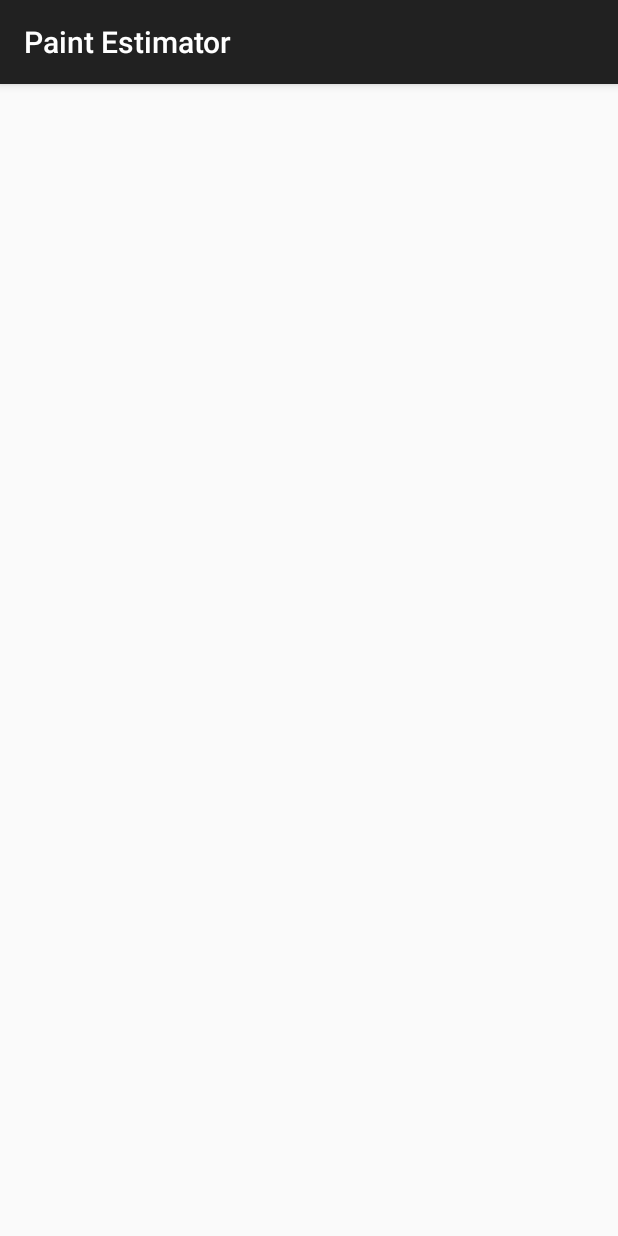
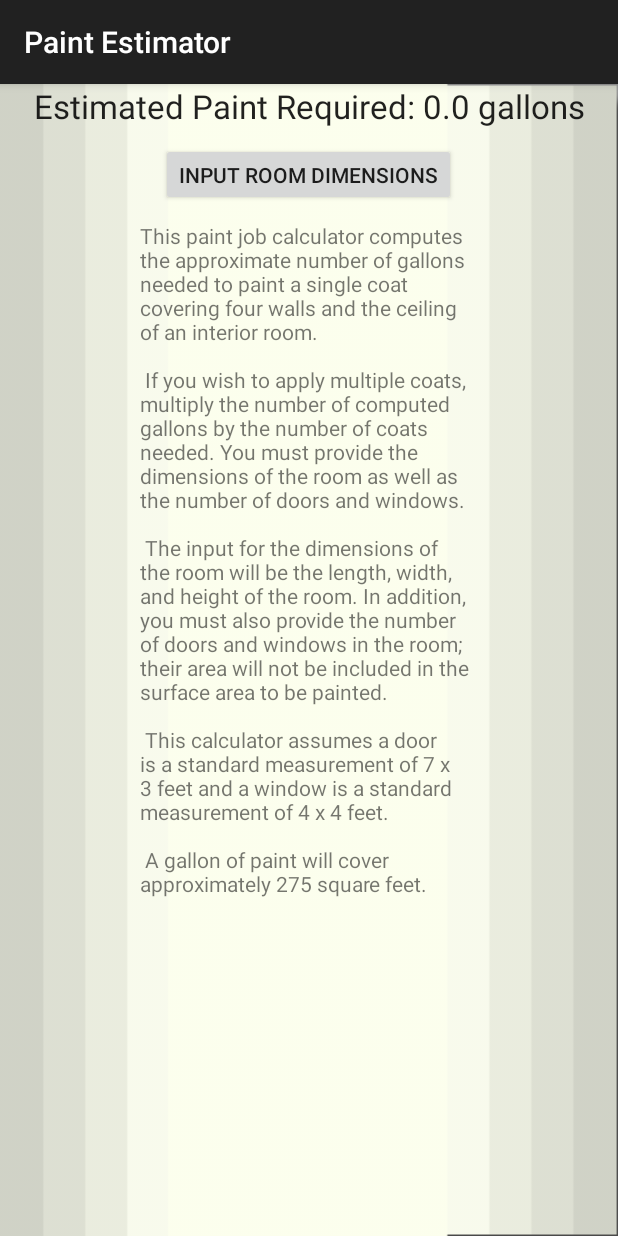
Before and after one commit to OrangeCoastCollege-CS272/Paint-Estimator, an Android app: the HelpActivity screen opened directly, with no data from a screen before it, on a phone screen of 412 x 824 dp. Run offline under Robolectric (Android 15) with nearby library versions, the phone set to English and light mode, and no system bars.

Commit message:
Complete functionality

```diff
--- a/app/src/main/java/edu/orangecoastcollege/cs273/sbadajoz/paintestimator/HelpActivity.java
+++ b/app/src/main/java/edu/orangecoastcollege/cs273/sbadajoz/paintestimator/HelpActivity.java
@@ -1,7 +1,10 @@
 package edu.orangecoastcollege.cs273.sbadajoz.paintestimator;
 
+import android.content.Intent;
 import android.support.v7.app.AppCompatActivity;
 import android.os.Bundle;
+import android.view.View;
+import android.widget.TextView;
 
 public class HelpActivity extends AppCompatActivity {
 
@@ -9,5 +12,11 @@ public class HelpActivity extends AppCompatActivity {
     protected void onCreate(Bundle savedInstanceState) {
         super.onCreate(savedInstanceState);
         setContentView(R.layout.activity_help);
+        Intent intent = getIntent();
+        ((TextView)findViewById(R.id.amountTextView)).setText("Estimated Paint Required: " + intent.getFloatExtra("gallons" , 0) + " gallons");
+    }
+
+    protected void goBack(View view) {
+        startActivity(new Intent(this, MainActivity.class));
     }
 }
--- a/app/src/main/res/layout/activity_help.xml
+++ b/app/src/main/res/layout/activity_help.xml
@@ -1,9 +1,38 @@
 <?xml version="1.0" encoding="utf-8"?>
-<android.support.constraint.ConstraintLayout xmlns:android="http://schemas.android.com/apk/res/android"
+<LinearLayout xmlns:android="http://schemas.android.com/apk/res/android"
     xmlns:app="http://schemas.android.com/apk/res-auto"
     xmlns:tools="http://schemas.android.com/tools"
     android:layout_width="match_parent"
     android:layout_height="match_parent"
+    android:background="@drawable/paintbackground"
+    android:gravity="center_horizontal"
+    android:orientation="vertical"
     tools:context="edu.orangecoastcollege.cs273.sbadajoz.paintestimator.HelpActivity">
 
-</android.support.constraint.ConstraintLayout>
+    <TextView
+        android:id="@+id/amountTextView"
+        android:layout_width="match_parent"
+        android:layout_height="wrap_content"
+        android:text="@string/estimated_gallons"
+        android:textAlignment="center"
+        android:textAppearance="@style/TextAppearance.AppCompat.Headline"
+        android:textSize="22sp" />
+
+    <Button
+        android:id="@+id/returnButton"
+        android:layout_width="wrap_content"
+        android:layout_height="42dp"
+        android:layout_margin="10dp"
+        android:gravity="center"
+        android:onClick="goBack"
+        android:text="@string/return_btn"
+        android:textAlignment="center" />
+
+    <TextView
+        android:id="@+id/textView6"
+        android:layout_width="225dp"
+        android:layout_height="wrap_content"
+        android:layout_weight="3"
+        android:textSize="14sp"
+        android:text="@string/help_text" />
+</LinearLayout>
--- a/app/src/main/res/layout/activity_main.xml
+++ b/app/src/main/res/layout/activity_main.xml
@@ -66,12 +66,12 @@
             android:id="@+id/lengthText"
             android:layout_width="wrap_content"
             android:layout_height="wrap_content"
-        android:ems="5"
-        android:inputType="number"
             android:layout_alignBaseline="@+id/textView3"
             android:layout_alignBottom="@+id/textView3"
+            android:layout_alignEnd="@+id/textView2"
             android:layout_alignRight="@+id/textView2"
-        android:layout_alignEnd="@+id/textView2" />
+            android:ems="5"
+            android:inputType="number" />
 
     <EditText
         android:id="@+id/widthText"
--- a/app/src/main/res/values/strings.xml
+++ b/app/src/main/res/values/strings.xml
@@ -40,6 +40,7 @@
          \n\n
          A gallon of paint will cover approximately 275 square feet.
         </string>
+    <string name="estimated_gallons">Estimated Paint Required: 0.0 gallons</string>
 
 
 </resources>
```
Lines whose indentation alone changed are shown as unchanged.
